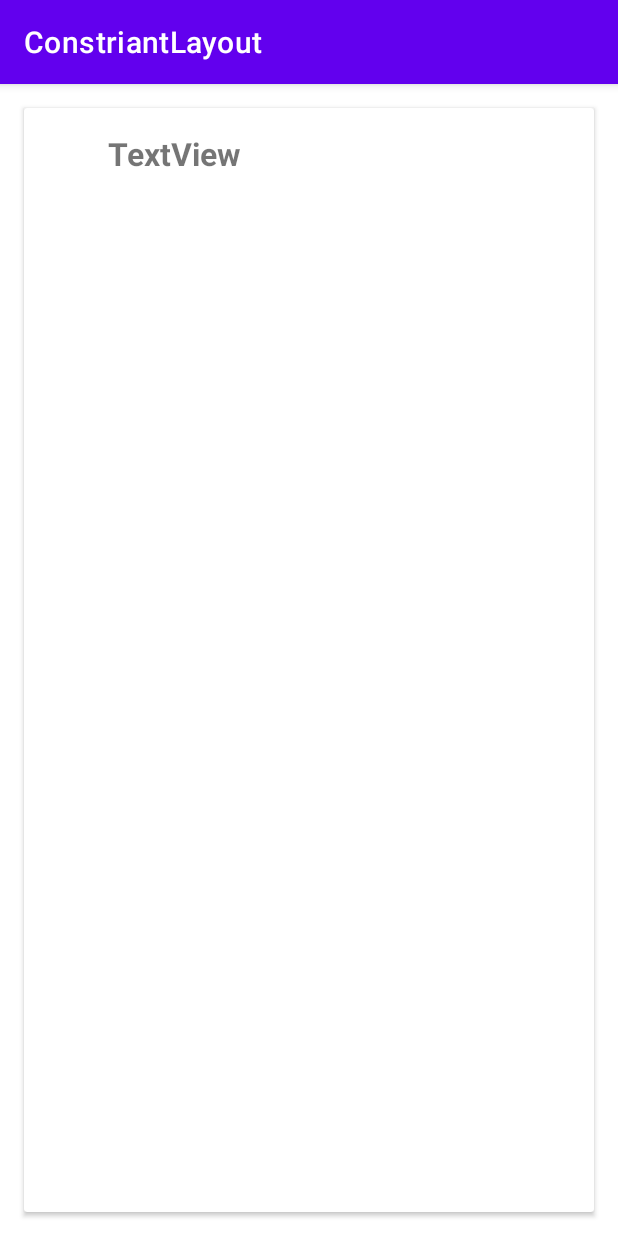
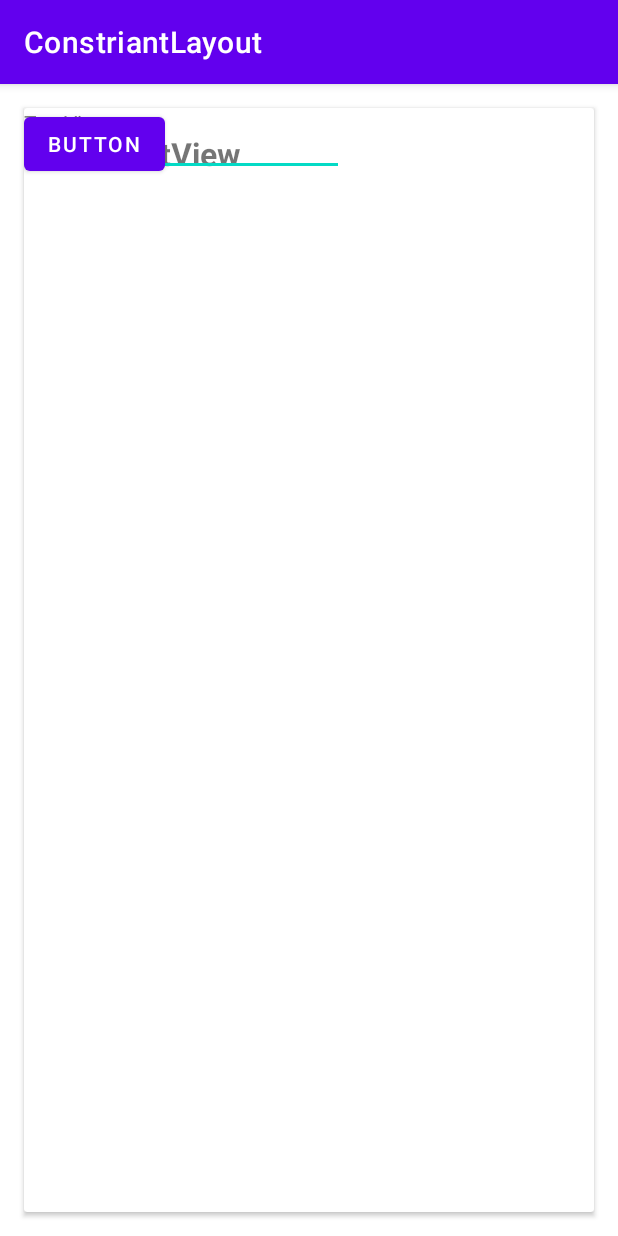
Before and after one commit to b21ricni/ConstriantLayout, an Android app: the screen it shows after launch (MainActivity), on a phone screen of 412 x 824 dp. Run offline under Robolectric (Android 15) with nearby library versions, the phone set to English and light mode, and no system bars.

```diff
--- a/app/src/main/res/layout/activity_main.xml
+++ b/app/src/main/res/layout/activity_main.xml
@@ -43,9 +43,35 @@
         </androidx.constraintlayout.widget.ConstraintLayout>
 
         <androidx.constraintlayout.widget.ConstraintLayout
+            android:id="@+id/card_body"
             android:layout_width="match_parent"
             android:layout_height="match_parent">
 
+            <ImageView
+                android:id="@+id/imageView2"
+                android:layout_width="wrap_content"
+                android:layout_height="wrap_content"
+                tools:srcCompat="@tools:sample/backgrounds/scenic" />
+
+            <TextView
+                android:id="@+id/textView2"
+                android:layout_width="wrap_content"
+                android:layout_height="wrap_content"
+                android:text="TextView" />
+
+            <EditText
+                android:id="@+id/editTextTextPersonName"
+                android:layout_width="wrap_content"
+                android:layout_height="wrap_content"
+                android:ems="10"
+                android:inputType="textPersonName"
+                android:text="Name" />
+
+            <Button
+                android:id="@+id/button"
+                android:layout_width="wrap_content"
+                android:layout_height="wrap_content"
+                android:text="Button" />
         </androidx.constraintlayout.widget.ConstraintLayout>
     </androidx.cardview.widget.CardView>
 
```
